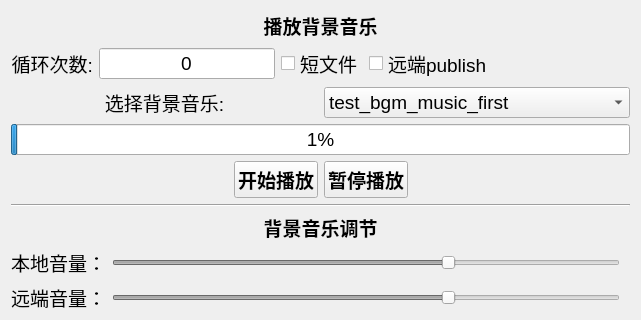
Qt form Mac/QTDemo/src/TestBgmSetting/TestBGMSettingDialog.ui (tencentyun/TRTCSDK) before a commit; both pictures show x 0 to 641 and y 0 to 320 of the 641 by 587 pixel window.
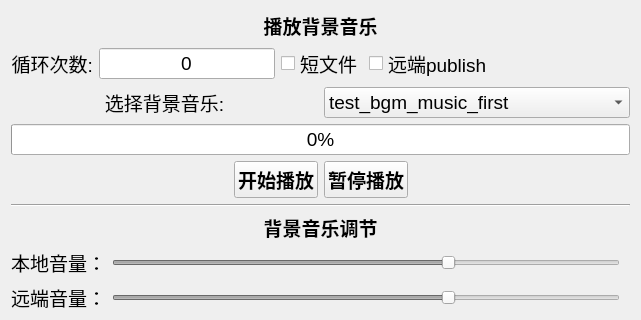
The same form after that commit.

What changed in the file:
```diff
--- a/Mac/QTDemo/src/TestBgmSetting/TestBGMSettingDialog.ui
+++ b/Mac/QTDemo/src/TestBgmSetting/TestBGMSettingDialog.ui
@@ -7,7 +7,7 @@
     <x>0</x>
     <y>0</y>
     <width>641</width>
-    <height>469</height>
+    <height>494</height>
    </rect>
   </property>
   <property name="sizePolicy">
@@ -203,7 +203,7 @@
       </font>
      </property>
      <property name="value">
-      <number>1</number>
+      <number>0</number>
      </property>
     </widget>
    </item>
```
Left out of the diff: 2 changed lines with no effect on the pictures.
